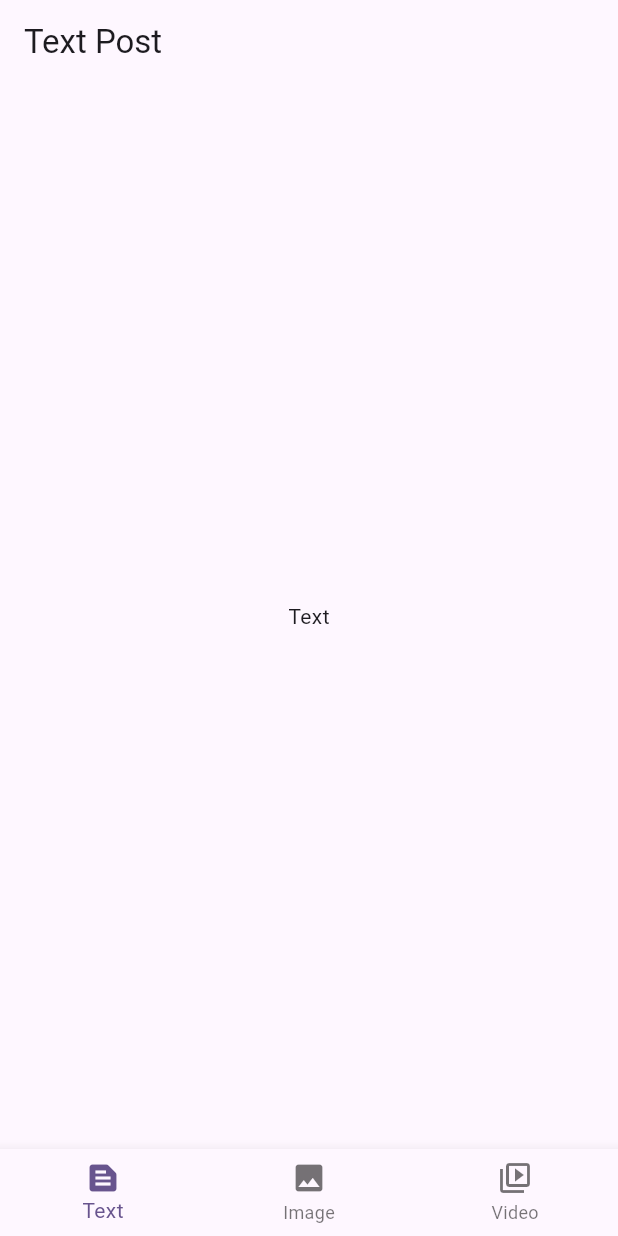
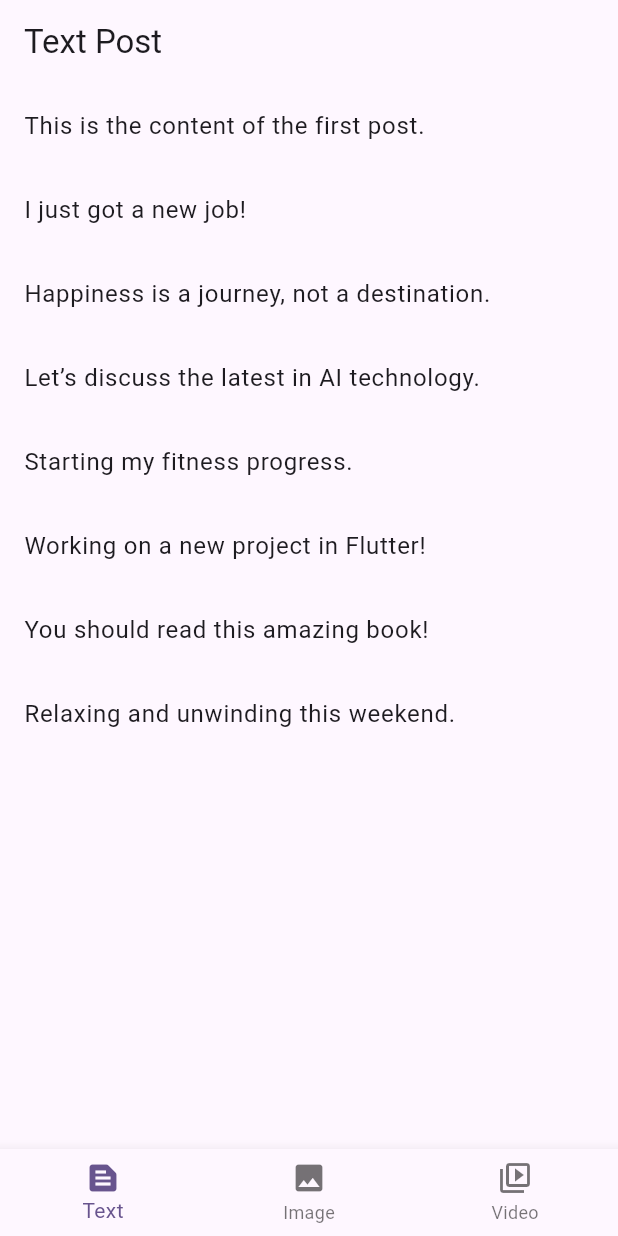
Before and after one commit to therizwanulhaq/mindlink, a Flutter app: the screen it shows after launch, on a phone screen of 412 x 824 dp. Run offline on Flutter 3.47's test engine with Material 3 defaults, Android fonts, the phone set to English and light mode, and no system bars; our stand-ins replace video_player.

Commit message:
screens for ech type of posts

```diff
--- a/lib/screens/image_post_screen.dart
+++ b/lib/screens/image_post_screen.dart
@@ -1,12 +1,23 @@
 import 'package:flutter/material.dart';
+import 'package:mindlink/data/posts.dart';
+import 'package:mindlink/models/post.dart';
 
 class ImagePostScreen extends StatelessWidget {
   const ImagePostScreen({super.key});
 
   @override
   Widget build(BuildContext context) {
-    return const Center(
-      child: Text("Images"),
+    final List<Post> imagePosts =
+        posts.where((post) => post.type == 'image').toList();
+
+    return ListView.builder(
+      itemCount: imagePosts.length,
+      itemBuilder: (context, index) {
+        return ListTile(
+          title: Text(imagePosts[index].content),
+          leading: Image.network(imagePosts[index].mediaUrl!),
+        );
+      },
     );
   }
 }
--- a/lib/screens/text_post_screen.dart
+++ b/lib/screens/text_post_screen.dart
@@ -1,12 +1,22 @@
 import 'package:flutter/material.dart';
+import 'package:mindlink/data/posts.dart';
+import 'package:mindlink/models/post.dart';
 
 class TextPostScreen extends StatelessWidget {
   const TextPostScreen({super.key});
 
   @override
   Widget build(BuildContext context) {
-    return const Center(
-      child: Text("Text"),
+    final List<Post> textPosts =
+        posts.where((post) => post.type == 'text').toList();
+
+    return ListView.builder(
+      itemCount: textPosts.length,
+      itemBuilder: (context, index) {
+        return ListTile(
+          title: Text(textPosts[index].content),
+        );
+      },
     );
   }
 }
--- a/lib/screens/video_post_screen.dart
+++ b/lib/screens/video_post_screen.dart
@@ -1,12 +1,30 @@
 import 'package:flutter/material.dart';
+import 'package:mindlink/data/posts.dart';
+import 'package:mindlink/models/post.dart';
+import 'package:mindlink/widgets/video_player.dart';
 
 class VideoPostScreen extends StatelessWidget {
   const VideoPostScreen({super.key});
 
   @override
   Widget build(BuildContext context) {
-    return const Center(
-      child: Text("Videos"),
+    final List<Post> videoPosts =
+        posts.where((post) => post.type == 'video').toList();
+
+    return ListView.builder(
+      itemCount: videoPosts.length,
+      itemBuilder: (context, index) {
+        return Container(
+          color: Colors.amber,
+          width: double.infinity,
+          child: Column(
+            children: [
+              Text(videoPosts[index].content),
+              VideoPlayerWidget(url: videoPosts[index].mediaUrl!),
+            ],
+          ),
+        );
+      },
     );
   }
 }
--- a/pubspec.yaml
+++ b/pubspec.yaml
@@ -35,6 +35,7 @@ dependencies:
   # The following adds the Cupertino Icons font to your application.
   # Use with the CupertinoIcons class for iOS style icons.
   cupertino_icons: ^1.0.6
+  video_player: ^2.9.1
 
 dev_dependencies:
   flutter_test:
```
Also changed, not shown: pubspec.lock.
